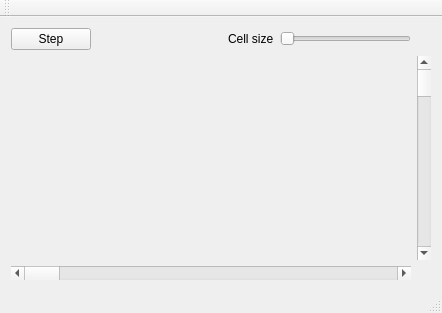
Old version of the form wireworld-cuda/mainwindow.ui in the repository eszkadev/wireworld-cuda.
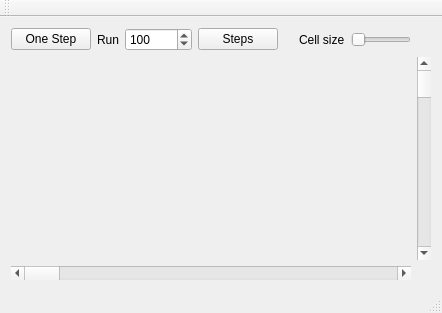
New version of the form.

The edit to the form file:
```diff
--- a/wireworld-cuda/mainwindow.ui
+++ b/wireworld-cuda/mainwindow.ui
@@ -36,7 +36,34 @@
       <item>
        <widget class="QPushButton" name="stepButton">
         <property name="text">
-         <string>Step</string>
+         <string>One Step</string>
+        </property>
+       </widget>
+      </item>
+      <item>
+       <widget class="QLabel" name="label_2">
+        <property name="text">
+         <string>Run</string>
+        </property>
+       </widget>
+      </item>
+      <item>
+       <widget class="QSpinBox" name="runSpinBox">
+        <property name="minimum">
+         <number>1</number>
+        </property>
+        <property name="maximum">
+         <number>10000000</number>
+        </property>
+        <property name="value">
+         <number>100</number>
+        </property>
+       </widget>
+      </item>
+      <item>
+       <widget class="QPushButton" name="stepsButton">
+        <property name="text">
+         <string>Steps</string>
         </property>
        </widget>
       </item>
```
